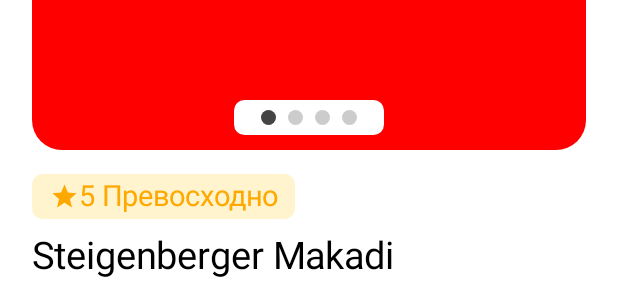
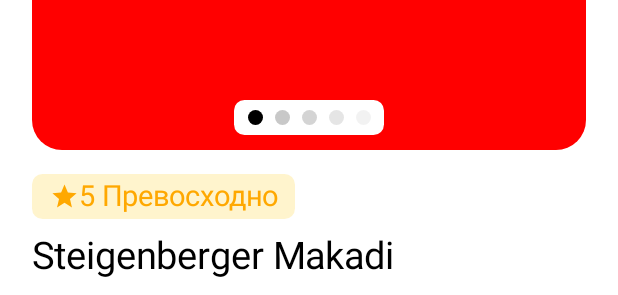
Before and after one commit to EvgenieBespalov/HotelReservation_App, an Android app built with Jetpack Compose: the @Preview function HotelScreenPreview, on a phone screen of 412 x 824 dp. Shown: the part 375-670 px from the top of the screen. Run offline under Robolectric (Android 15) with nearby library versions, the phone set to English and light mode, and no system bars.

Commit message:
Исправил ошибки

```diff
--- a/app/src/main/java/com/example/hotelreservation_app/screen/HotelScreen.kt
+++ b/app/src/main/java/com/example/hotelreservation_app/screen/HotelScreen.kt
@@ -24,6 +24,7 @@ import androidx.compose.ui.tooling.preview.Preview
 import androidx.compose.ui.unit.dp
 import androidx.compose.ui.unit.sp
 import com.example.hotelreservation_app.R
+import java.lang.Math.abs
 
 @Composable
 fun HotelScreen(){
@@ -34,9 +35,9 @@ fun HotelScreen(){
 @OptIn(ExperimentalFoundationApi::class, ExperimentalLayoutApi::class)
 @Composable
 fun HotelMainInfo(){
-    val color = listOf(Color.Red, Color.Black, Color.Blue, Color.Green)
+    val color = listOf(Color.Red, Color.Black, Color.Blue, Color.Green, Color.Magenta)
     val pagerState = rememberPagerState(0)
-    val pageCount = 4
+    val pageCount = 5
 
     Column(
         modifier = Modifier
@@ -115,14 +116,22 @@ fun HotelMainInfo(){
                     verticalAlignment = Alignment.CenterVertically
                 ) {
                     repeat(pageCount) { iteration ->
-                        val color = if (pagerState.currentPage == iteration) Color.DarkGray else Color.LightGray
+                        //val color = if (pagerState.currentPage == iteration) Color.Black else Color.LightGray
+
+                        val color = when(abs(iteration - pagerState.currentPage)){
+                            0 -> Color(0xFF000000)
+                            1 -> Color(0x37000000)
+                            2 -> Color(0x2B000000)
+                            3 -> Color(0x1A000000)
+                            4 -> Color(0xD000000)
+                            else -> Color(0x0)
+                        }
                         Box(
                             modifier = Modifier
                                 .padding(4.dp)
                                 .clip(CircleShape)
                                 .background(color)
                                 .size(10.dp)
-
                         )
                     }
                 }
@@ -220,6 +229,7 @@ fun HotelMainInfo(){
                 tags.forEach { tag ->
                     Box(
                         modifier = Modifier
+                            .padding(bottom = 10.dp, end = 10.dp)
                             .graphicsLayer {
                                 clip = true
                                 shape = RoundedCornerShape(7.dp)
@@ -227,7 +237,6 @@ fun HotelMainInfo(){
                             .background(color = Color(0xFFFBFBFC)),
                     ){
                         Text(
-                            modifier = Modifier.padding(bottom = 10.dp, end = 10.dp),
                             text = tag,
                             fontSize =  18.sp,
                             color = Color(0xFF828796)
```
